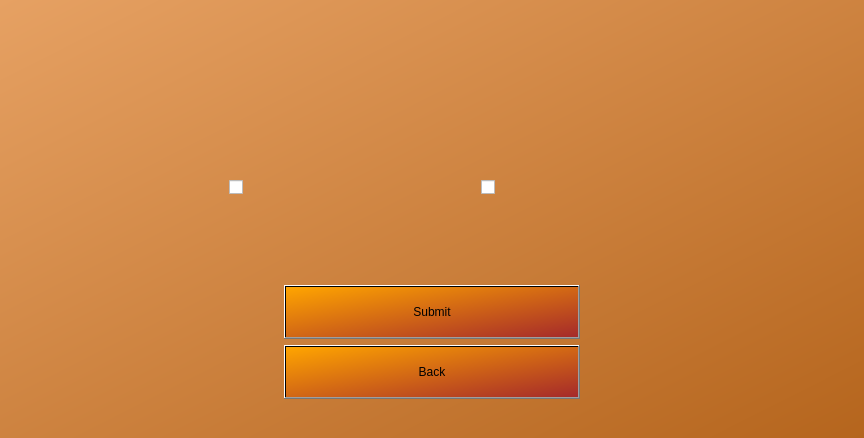
Before: the Qt Designer form gui/resource_ui_files/ready_menu.ui in Whisky92/Network-Chess-With-AI, drawn with Qt 5.
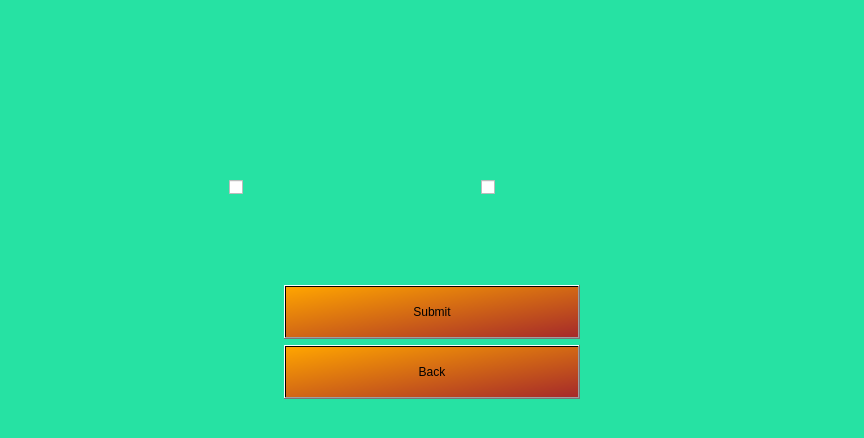
After: the same form once the commit is applied. Icons and pictures are not drawn.

What changed in the file:
```diff
--- a/gui/resource_ui_files/ready_menu.ui
+++ b/gui/resource_ui_files/ready_menu.ui
@@ -5,7 +5,7 @@
   <property name="geometry">
    <rect>
     <x>0</x>
-    <y>0</y>c
+    <y>0</y>
     <width>864</width>
     <height>438</height>
    </rect>
@@ -21,7 +21,7 @@
   </property>
   <property name="styleSheet">
    <string notr="true">QWidget#Form {
-	background-color: qlineargradient(x1: 0, y1: 0, x2: 1, y2: 1, stop: 0 #e6a163, stop: 1 #b5651d);
+	background-color: #26E2A3;
 }</string>
   </property>
   <layout class="QGridLayout" name="gridLayout" rowstretch="4,4,1,4,1" columnstretch="1,5,1">
```
